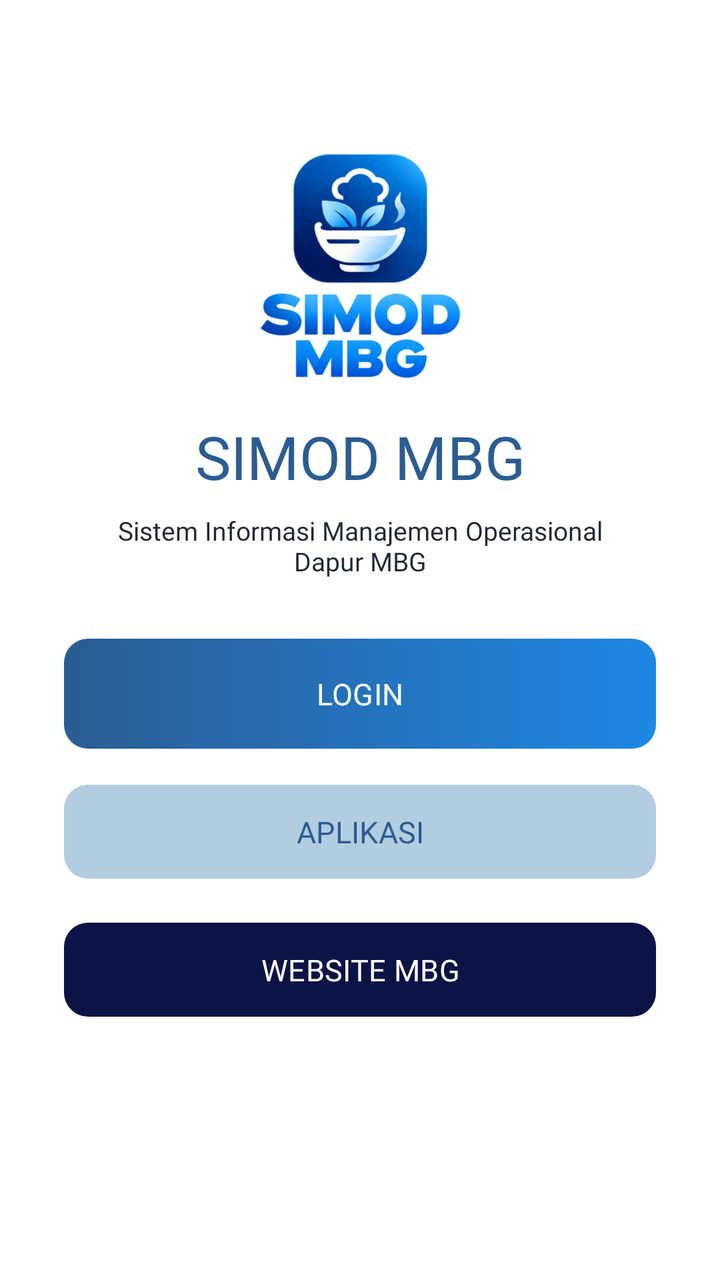
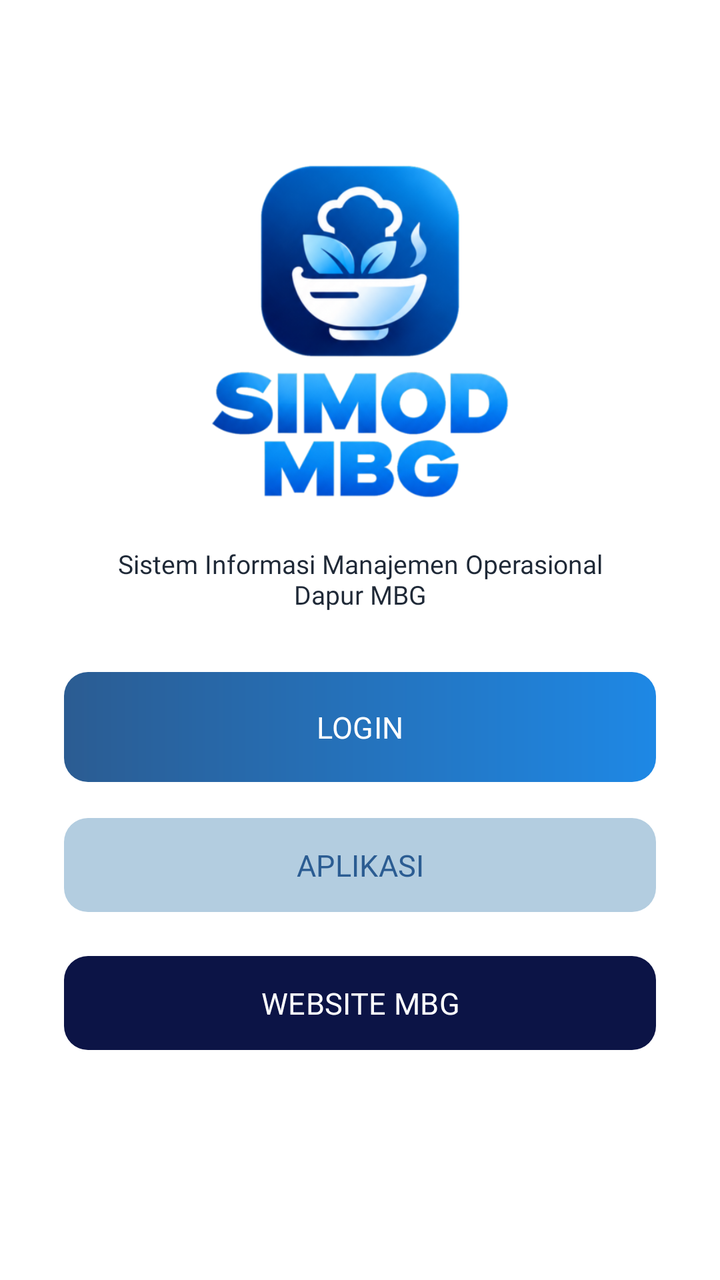

The first picture is an Android layout as it rendered before a commit; the second is the same layout after the commit. The layout source and the unified diff follow.
<!-- AndroidManifest.xml: application theme Theme.JIPLays -->
<!-- res/layout/activity_main.xml -->
<?xml version="1.0" encoding="utf-8"?>
<androidx.constraintlayout.widget.ConstraintLayout
    xmlns:android="http://schemas.android.com/apk/res/android"
    xmlns:app="http://schemas.android.com/apk/res-auto"
    android:layout_width="match_parent"
    android:layout_height="match_parent"
    android:background="@color/white">

    
    <ImageView
        android:id="@+id/imgLogo"
        android:layout_width="135dp"
        android:layout_height="135dp"
        android:src="@drawable/logo_apk"
        android:contentDescription="Logo SIMOD MBG"
        android:scaleType="centerInside"
        app:layout_constraintTop_toTopOf="parent"
        app:layout_constraintStart_toStartOf="parent"
        app:layout_constraintEnd_toEndOf="parent"
        android:layout_marginTop="65dp" />

    
    <TextView
        android:id="@+id/tvAppName"
        android:layout_width="wrap_content"
        android:layout_height="wrap_content"
        android:text="SIMOD MBG"
        android:textSize="30sp"
        android:textColor="@color/primary_blue"
        android:fontFamily="@font/momotrustdisplay_regular"
        app:layout_constraintTop_toBottomOf="@id/imgLogo"
        app:layout_constraintStart_toStartOf="parent"
        app:layout_constraintEnd_toEndOf="parent"
        android:layout_marginTop="8dp" />

    
    <TextView
        android:id="@+id/tvDescription"
        android:layout_width="0dp"
        android:layout_height="wrap_content"
        android:text="Sistem Informasi Manajemen Operasional Dapur MBG"
        android:textSize="13sp"
        android:textColor="@color/text_body"
        android:fontFamily="@font/inter_18pt_regular"
        android:gravity="center"
        app:layout_constraintTop_toBottomOf="@id/tvAppName"
        app:layout_constraintStart_toStartOf="parent"
        app:layout_constraintEnd_toEndOf="parent"
        android:layout_marginStart="45dp"
        android:layout_marginEnd="45dp"
        android:layout_marginTop="8dp" />

    
    
    
    <com.google.android.material.button.MaterialButton
        android:id="@+id/btnLogin"
        android:layout_width="0dp"
        android:layout_height="55dp"
        android:text="LOGIN"
        android:textSize="15sp"
        android:textColor="@color/white"
        android:fontFamily="@font/montserrat_medium"
        android:background="@drawable/bg_button_gradient"
        app:backgroundTint="@null"
        app:cornerRadius="12dp"
        app:layout_constraintTop_toBottomOf="@id/tvDescription"
        app:layout_constraintStart_toStartOf="parent"
        app:layout_constraintEnd_toEndOf="parent"
        android:layout_marginStart="32dp"
        android:layout_marginEnd="32dp"
        android:layout_marginTop="30dp" />

    
    
    
    <com.google.android.material.button.MaterialButton
        android:id="@+id/btnAplikasi"
        android:layout_width="0dp"
        android:layout_height="55dp"
        android:text="APLIKASI"
        android:textSize="15sp"
        android:textColor="@color/primary_blue"
        android:fontFamily="@font/montserrat_medium"
        app:backgroundTint="@color/primary_light"
        app:cornerRadius="12dp"
        app:layout_constraintTop_toBottomOf="@id/btnLogin"
        app:layout_constraintStart_toStartOf="parent"
        app:layout_constraintEnd_toEndOf="parent"
        android:layout_marginStart="32dp"
        android:layout_marginEnd="32dp"
        android:layout_marginTop="14dp" />

    
    
    
    <com.google.android.material.button.MaterialButton
        android:id="@+id/btnWebView"
        android:layout_width="0dp"
        android:layout_height="55dp"
        android:text="WEBSITE MBG"
        android:textSize="15sp"
        android:textColor="@color/white"
        android:fontFamily="@font/montserrat_medium"
        app:backgroundTint="@color/primary_navy"
        app:cornerRadius="12dp"
        app:layout_constraintTop_toBottomOf="@id/btnAplikasi"
        app:layout_constraintStart_toStartOf="parent"
        app:layout_constraintEnd_toEndOf="parent"
        android:layout_marginStart="32dp"
        android:layout_marginEnd="32dp"
        android:layout_marginTop="14dp" />

</androidx.constraintlayout.widget.ConstraintLayout>
<!-- resources referenced by this layout -->
<resources>
  <color name="primary_blue">#2B5C92</color>
  <color name="primary_light">#B3CDE0</color>
  <color name="primary_navy">#0C1446</color>
  <color name="text_body">#1F2937</color>
  <color name="white">#FFFFFFFF</color>
  <!-- drawable bg_button_gradient (drawable) -->
  <?xml version="1.0" encoding="utf-8"?>
  <shape xmlns:android="http://schemas.android.com/apk/res/android">
  
      <gradient
          android:angle="0"
          android:startColor="@color/primary_blue"
          android:endColor="@color/accent_blue" />
  
      <corners android:radius="12dp" />
  
  </shape>
  <!-- drawable logo_apk: png bitmap (drawable, 141852 bytes) -->
  <style name="Theme.JIPLays" parent="Base.Theme.JIPLays" />
  <color name="accent_blue">#1E88E5</color>
  <style name="Base.Theme.JIPLays" parent="Theme.Material3.DayNight.NoActionBar">
          
          
      </style>
</resources>

<!-- the commit's change to res/layout/activity_main.xml (unified diff, before → after) -->
@@ -9,8 +9,8 @@
     
     <ImageView
         android:id="@+id/imgLogo"
-        android:layout_width="135dp"
-        android:layout_height="135dp"
+        android:layout_width="200dp"
+        android:layout_height="200dp"
         android:src="@drawable/logo_apk"
         android:contentDescription="Logo SIMOD MBG"
         android:scaleType="centerInside"
@@ -18,20 +18,6 @@
         app:layout_constraintStart_toStartOf="parent"
         app:layout_constraintEnd_toEndOf="parent"
         android:layout_marginTop="65dp" />
-
-    
-    <TextView
-        android:id="@+id/tvAppName"
-        android:layout_width="wrap_content"
-        android:layout_height="wrap_content"
-        android:text="SIMOD MBG"
-        android:textSize="30sp"
-        android:textColor="@color/primary_blue"
-        android:fontFamily="@font/momotrustdisplay_regular"
-        app:layout_constraintTop_toBottomOf="@id/imgLogo"
-        app:layout_constraintStart_toStartOf="parent"
-        app:layout_constraintEnd_toEndOf="parent"
-        android:layout_marginTop="8dp" />
 
     
     <TextView
@@ -43,15 +29,13 @@
         android:textColor="@color/text_body"
         android:fontFamily="@font/inter_18pt_regular"
         android:gravity="center"
-        app:layout_constraintTop_toBottomOf="@id/tvAppName"
+        app:layout_constraintTop_toBottomOf="@id/imgLogo"
         app:layout_constraintStart_toStartOf="parent"
         app:layout_constraintEnd_toEndOf="parent"
         android:layout_marginStart="45dp"
         android:layout_marginEnd="45dp"
         android:layout_marginTop="8dp" />
 
-    
-    
     
     <com.google.android.material.button.MaterialButton
         android:id="@+id/btnLogin"
@@ -72,8 +56,6 @@
         android:layout_marginTop="30dp" />
 
     
-    
-    
     <com.google.android.material.button.MaterialButton
         android:id="@+id/btnAplikasi"
         android:layout_width="0dp"
@@ -92,8 +74,6 @@
         android:layout_marginTop="14dp" />
 
     
-    
-    
     <com.google.android.material.button.MaterialButton
         android:id="@+id/btnWebView"
         android:layout_width="0dp"
@@ -110,5 +90,4 @@
         android:layout_marginStart="32dp"
         android:layout_marginEnd="32dp"
         android:layout_marginTop="14dp" />
-
 </androidx.constraintlayout.widget.ConstraintLayout>
